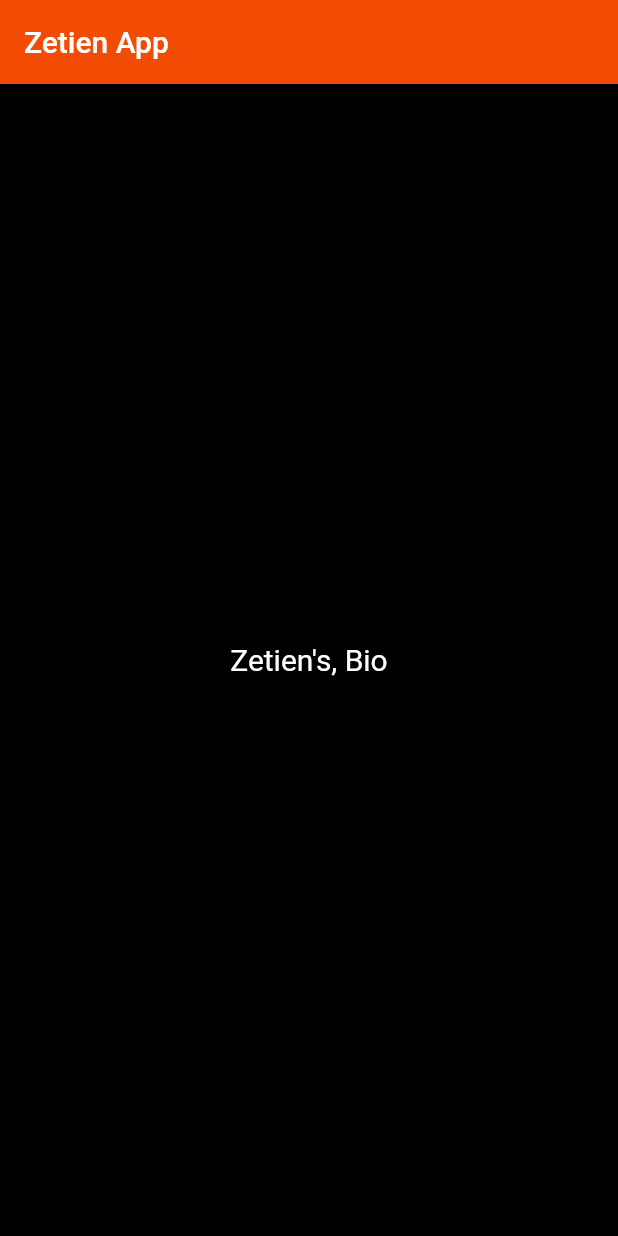
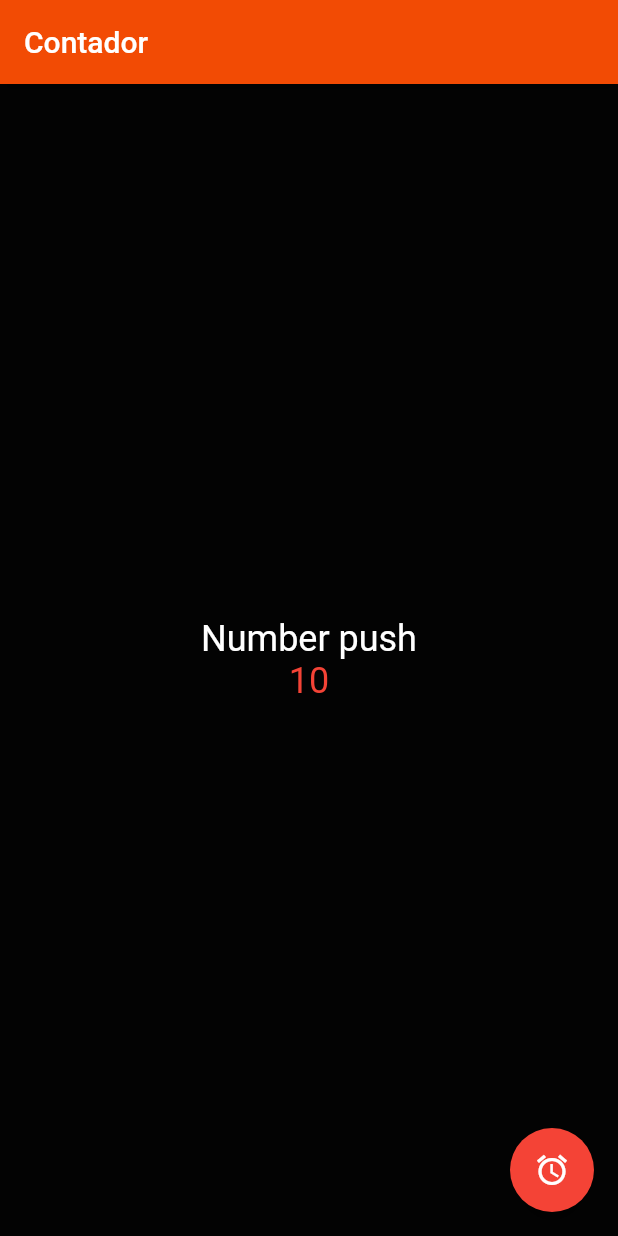
Before and after one commit to Zetien/flutterfirstproject, a Flutter app: the screen it shows after launch, on a phone screen of 412 x 824 dp. Run offline on Flutter 3.47's test engine with Material 2 defaults, Android fonts, the phone set to English and light mode, and no system bars.

Commit message:
agregada la practica de la clase 24-05-2022 donde se realizo un contador y unas personalizaciones

```diff
--- a/lib/main.dart
+++ b/lib/main.dart
@@ -1,4 +1,6 @@
 import 'package:flutter/material.dart';
+import 'package:projectzetientest/view/contador.dart';
+import 'package:projectzetientest/view/count_screen.dart';
 import 'package:projectzetientest/view/home_view.dart';
 import 'package:projectzetientest/view/color_change.dart';
 import 'package:projectzetientest/view/imagen_test.dart';
@@ -13,15 +15,9 @@ class MyApp extends StatelessWidget {
   @override
   Widget build(BuildContext context) {
 
-    return  MaterialApp(
+    return  const MaterialApp(
       debugShowCheckedModeBanner: false,
 
-
-      home: HomeView(
-
-
-      )
-
-    );
+      home: Contador2());
   }
 }
--- /dev/null
+++ b/lib/view/count_screen.dart
@@ -0,0 +1,52 @@
+import 'package:flutter/material.dart';
+
+class Contador2 extends StatefulWidget {
+  const Contador2({Key? key}) : super(key: key);
+
+  @override
+  State<Contador2> createState() => _Contador2State();
+}
+
+class _Contador2State extends State<Contador2> {
+  int count = 10;
+
+  @override
+  Widget build(BuildContext context) {
+    const sizeTextColorA = TextStyle(fontSize: 24, color: Colors.white);
+    const sizeTextColorB = TextStyle(fontSize: 24, color: Colors.red);
+
+    return Scaffold(
+      backgroundColor: Color.fromARGB(255, 3, 3, 3),
+      appBar: AppBar(
+        backgroundColor: const Color.fromARGB(255, 242, 75, 4),
+        title: const Text("Contador"),
+      ),
+      body: Center(
+          child: Column(
+        mainAxisAlignment: MainAxisAlignment.center,
+        children: <Widget>[
+          const Text("Number push", style: sizeTextColorA),
+          Text('$count', style: sizeTextColorB),
+        ],
+      )),
+      floatingActionButton: FloatingActionButton(
+        backgroundColor: Colors.red,
+        child: const Icon(Icons.access_alarms),
+        onPressed: () {
+          showMessage();
+          contadorIncremeta();
+        },
+      ),
+    );
+  }
+
+  void showMessage() {
+    print('Hi, Again');
+  }
+
+  void contadorIncremeta() {
+    setState(() {
+      count++;
+    });
+  }
+}
--- a/lib/view/home_view.dart
+++ b/lib/view/home_view.dart
@@ -1,6 +1,7 @@
 import 'package:flutter/material.dart';
 
 class HomeView extends StatelessWidget {
+  const HomeView({Key? key}) : super(key: key);
   @override
   Widget build(BuildContext context) {
     return Scaffold(
--- a/lib/view/imagen_test.dart
+++ b/lib/view/imagen_test.dart
@@ -10,13 +10,12 @@ class ImageMeme extends StatelessWidget {
         title: const Text("Zetien App"),
       ),
       body: Center(
-        child: Stack(
-          children: [
+        child: Stack(children: [
           Image.asset('assets/images/espera_meme.jpg'),
           Container(
             padding: const EdgeInsets.symmetric(vertical: 10, horizontal: 20),
             child: const Text(
-              "Zetien's, Bio",
+              "Zetien's, Funny Meme",
               style: TextStyle(color: Colors.white, fontSize: 20),
             ),
           ),
```
Also changed, not shown: lib/view/contador.dart (added, +42 -0 lines).
